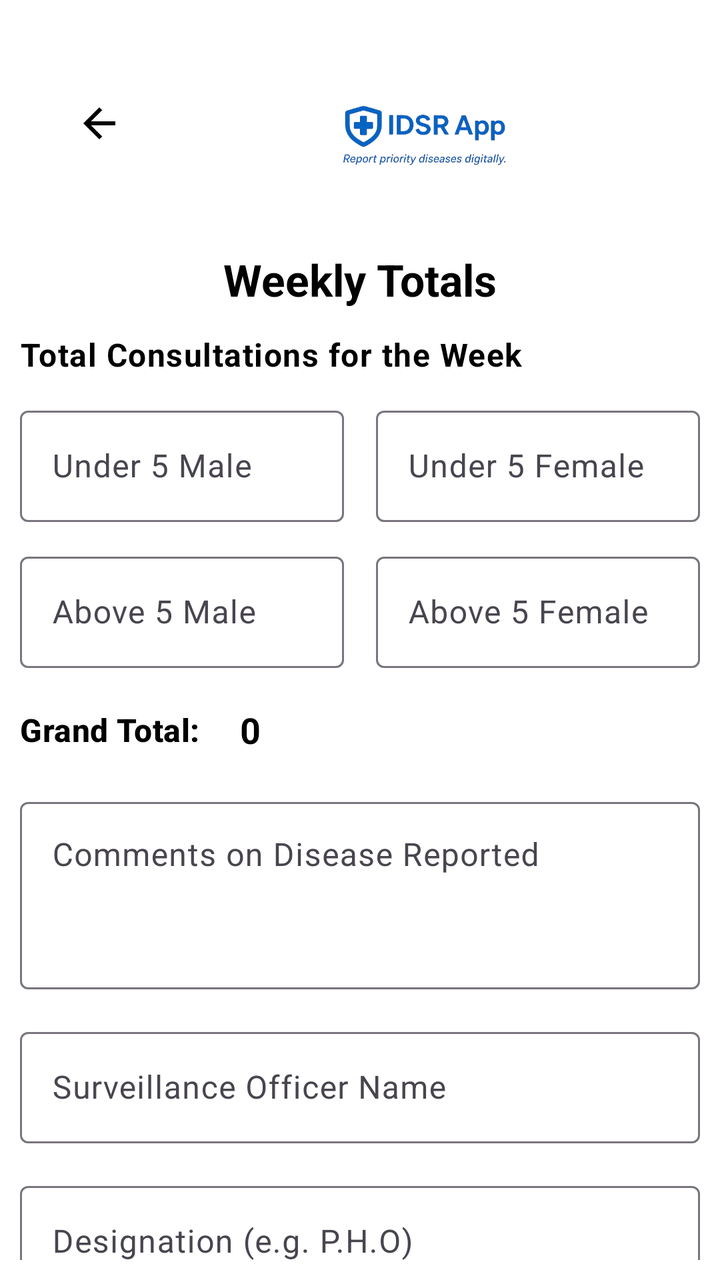
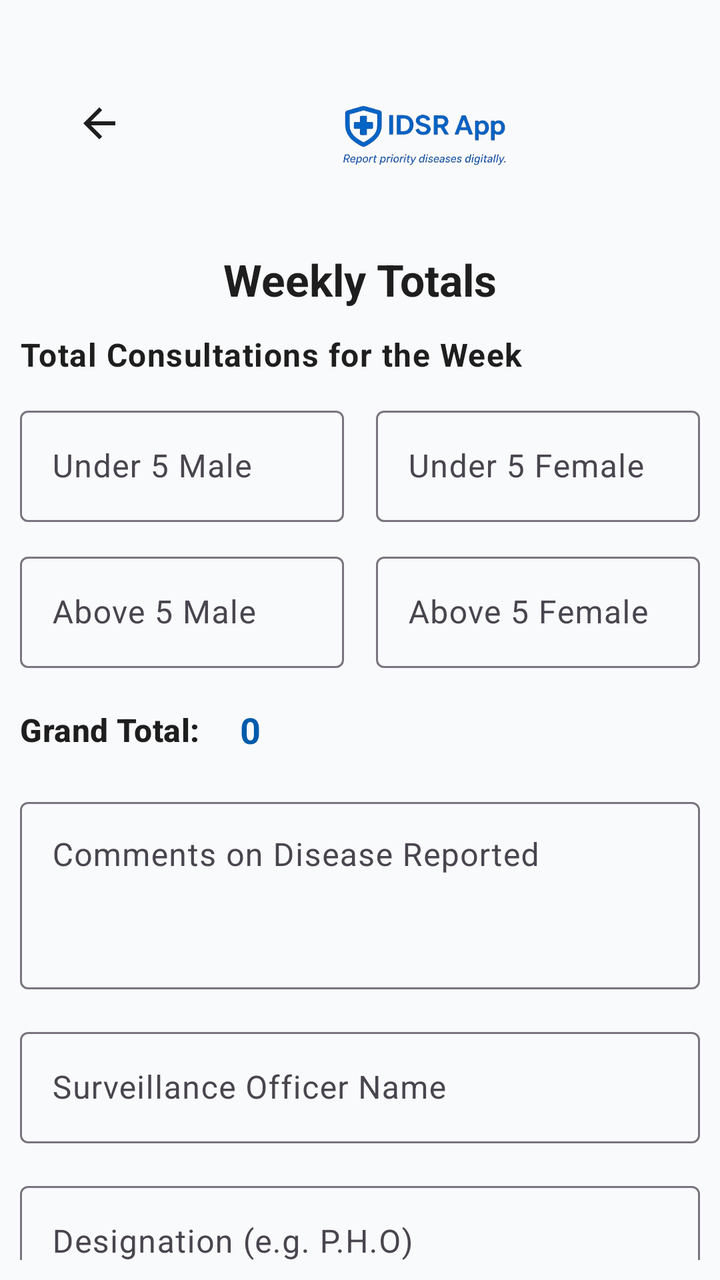

Compare the two renders of this Android layout. The source of the first and the diff that turns it into the second are given below.
<!-- AndroidManifest.xml: application theme Theme.IDSR -->
<!-- res/layout/activity_surveillance3.xml -->
<?xml version="1.0" encoding="utf-8"?>
<androidx.constraintlayout.widget.ConstraintLayout xmlns:android="http://schemas.android.com/apk/res/android"
    xmlns:tools="http://schemas.android.com/tools"
    xmlns:app="http://schemas.android.com/apk/res-auto"
    android:id="@+id/weeklyTotal"
    android:layout_width="match_parent"
    android:layout_height="match_parent"
    android:padding="10dp"
    android:layout_margin="8dp"
    android:background="@color/white"
    tools:context=".activities.SurveillanceActivity3">


    <androidx.appcompat.widget.AppCompatImageButton
        android:id="@+id/btnBackSur3"
        android:layout_width="47dp"
        android:layout_height="71dp"
        android:layout_margin="16dp"
        android:background="?attr/selectableItemBackgroundBorderless"
        android:contentDescription="Back"
        android:src="@drawable/back_btn"
        android:tint="@color/black"
        app:layout_constraintStart_toStartOf="parent"
        app:layout_constraintTop_toTopOf="parent" />


    <androidx.appcompat.widget.AppCompatImageView
        android:id="@+id/imgLogo"
        android:layout_width="140dp"
        android:layout_height="100dp"
        android:scaleType="fitCenter"
        android:src="@drawable/splash11"
        app:layout_constraintStart_toEndOf="@id/btnBackSur3"
        app:layout_constraintTop_toTopOf="parent"
        app:layout_constraintEnd_toEndOf="parent"
        android:layout_marginTop="10dp" />


    <TextView
        android:id="@+id/tvSectionTitle"
        style="@style/TextAppearance.Material3.TitleLarge"
        android:layout_width="wrap_content"
        android:layout_height="wrap_content"
        android:layout_marginTop="5dp"
        android:gravity="center"
        android:text="Weekly Totals"
        android:textColor="@color/black"
        android:textStyle="bold"
        app:layout_constraintEnd_toEndOf="parent"
        app:layout_constraintStart_toStartOf="parent"
        app:layout_constraintTop_toBottomOf="@id/imgLogo" />

    <TextView
        android:id="@+id/tvTotalsLabel"
        style="@style/TextAppearance.Material3.BodyLarge"
        android:layout_width="wrap_content"
        android:layout_height="wrap_content"
        android:text="Total Consultations for the Week"
        android:textStyle="bold"
        android:textColor="@color/black"
        app:layout_constraintTop_toBottomOf="@id/tvSectionTitle"
        app:layout_constraintStart_toStartOf="parent"
        android:layout_marginTop="12dp"/>


    <com.google.android.material.textfield.TextInputLayout
        android:id="@+id/tilU5Male"
        style="@style/Widget.Material3.TextInputLayout.OutlinedBox"
        android:layout_width="0dp"
        android:layout_height="wrap_content"
        android:hint="Under 5 Male"
        app:layout_constraintTop_toBottomOf="@id/tvTotalsLabel"
        app:layout_constraintStart_toStartOf="parent"
        app:layout_constraintEnd_toStartOf="@id/tilU5Female"
        android:layout_marginTop="12dp"
        android:layout_marginEnd="8dp">

        <com.google.android.material.textfield.TextInputEditText
            android:id="@+id/etU5Male"
            android:layout_width="match_parent"
            android:layout_height="wrap_content"
            android:inputType="number" />
    </com.google.android.material.textfield.TextInputLayout>


    <com.google.android.material.textfield.TextInputLayout
        android:id="@+id/tilU5Female"
        style="@style/Widget.Material3.TextInputLayout.OutlinedBox"
        android:layout_width="0dp"
        android:layout_height="wrap_content"
        android:hint="Under 5 Female"
        app:layout_constraintBaseline_toBaselineOf="@id/tilU5Male"
        app:layout_constraintStart_toEndOf="@id/tilU5Male"
        app:layout_constraintEnd_toEndOf="parent"
        android:layout_marginStart="8dp">

        <com.google.android.material.textfield.TextInputEditText
            android:id="@+id/etU5Female"
            android:layout_width="match_parent"
            android:layout_height="wrap_content"
            android:inputType="number" />
    </com.google.android.material.textfield.TextInputLayout>


    <com.google.android.material.textfield.TextInputLayout
        android:id="@+id/tilA5Male"
        style="@style/Widget.Material3.TextInputLayout.OutlinedBox"
        android:layout_width="0dp"
        android:layout_height="wrap_content"
        android:hint="Above 5 Male"
        app:layout_constraintTop_toBottomOf="@id/tilU5Male"
        app:layout_constraintStart_toStartOf="parent"
        app:layout_constraintEnd_toStartOf="@id/tilA5Female"
        android:layout_marginTop="12dp"
        android:layout_marginEnd="8dp">

        <com.google.android.material.textfield.TextInputEditText
            android:id="@+id/etA5Male"
            android:layout_width="match_parent"
            android:layout_height="wrap_content"
            android:inputType="number" />
    </com.google.android.material.textfield.TextInputLayout>


    <com.google.android.material.textfield.TextInputLayout
        android:id="@+id/tilA5Female"
        style="@style/Widget.Material3.TextInputLayout.OutlinedBox"
        android:layout_width="0dp"
        android:layout_height="wrap_content"
        android:hint="Above 5 Female"
        app:layout_constraintBaseline_toBaselineOf="@id/tilA5Male"
        app:layout_constraintStart_toEndOf="@id/tilA5Male"
        app:layout_constraintEnd_toEndOf="parent"
        android:layout_marginStart="8dp">

        <com.google.android.material.textfield.TextInputEditText
            android:id="@+id/etA5Female"
            android:layout_width="match_parent"
            android:layout_height="wrap_content"
            android:inputType="number" />
    </com.google.android.material.textfield.TextInputLayout>


    <TextView
        android:id="@+id/tvGrandTotalLabel"
        style="@style/TextAppearance.Material3.TitleMedium"
        android:layout_width="wrap_content"
        android:layout_height="wrap_content"
        android:text="Grand Total:"
        android:textStyle="bold"
        android:textColor="@color/black"
        app:layout_constraintTop_toBottomOf="@id/tilA5Male"
        app:layout_constraintStart_toStartOf="parent"
        android:layout_marginTop="20dp" />

    <TextView
        android:id="@+id/tvGrandTotal"
        android:layout_width="wrap_content"
        android:layout_height="wrap_content"
        android:text="0"
        android:textSize="18sp"
        android:textStyle="bold"
        android:textColor="@color/black"
        android:padding="8dp"
        app:layout_constraintTop_toTopOf="@id/tvGrandTotalLabel"
        app:layout_constraintBottom_toBottomOf="@id/tvGrandTotalLabel"
        app:layout_constraintStart_toEndOf="@id/tvGrandTotalLabel"
        android:layout_marginStart="12dp" />

    <com.google.android.material.textfield.TextInputLayout
        android:id="@+id/tilComments"
        style="@style/Widget.Material3.TextInputLayout.OutlinedBox"
        android:layout_width="0dp"
        android:layout_height="wrap_content"
        android:hint="Comments on Disease Reported"
        app:layout_constraintTop_toBottomOf="@id/tvGrandTotalLabel"
        app:layout_constraintStart_toStartOf="parent"
        app:layout_constraintEnd_toEndOf="parent"
        android:layout_marginTop="20dp">

        <com.google.android.material.textfield.TextInputEditText
            android:id="@+id/etComments"
            android:layout_width="match_parent"
            android:layout_height="wrap_content"
            android:inputType="textMultiLine|text"
            android:minLines="3"

            android:gravity="top"/>
    </com.google.android.material.textfield.TextInputLayout>


    <com.google.android.material.textfield.TextInputLayout
        android:id="@+id/tilOfficerName"
        style="@style/Widget.Material3.TextInputLayout.OutlinedBox"
        android:layout_width="0dp"
        android:layout_height="wrap_content"
        android:hint="Surveillance Officer Name"
        app:layout_constraintTop_toBottomOf="@id/tilComments"
        app:layout_constraintStart_toStartOf="parent"
        app:layout_constraintEnd_toEndOf="parent"
        android:layout_marginTop="16dp">

        <com.google.android.material.textfield.TextInputEditText
            android:id="@+id/etOfficerName"
            android:layout_width="match_parent"
            android:layout_height="wrap_content"
            android:inputType="textPersonName"/>
    </com.google.android.material.textfield.TextInputLayout>


    <com.google.android.material.textfield.TextInputLayout
        android:id="@+id/tilDesignation"
        style="@style/Widget.Material3.TextInputLayout.OutlinedBox"
        android:layout_width="0dp"
        android:layout_height="wrap_content"
        android:hint="Designation (e.g. P.H.O)"
        app:layout_constraintTop_toBottomOf="@id/tilOfficerName"
        app:layout_constraintStart_toStartOf="parent"
        app:layout_constraintEnd_toEndOf="parent"
        android:layout_marginTop="16dp">

        <com.google.android.material.textfield.TextInputEditText
            android:id="@+id/etDesignation"
            android:layout_width="match_parent"
            android:layout_height="wrap_content"
            android:inputType="text"/>
    </com.google.android.material.textfield.TextInputLayout>


    <com.google.android.material.button.MaterialButton
        android:id="@+id/btnSubmit"
        android:layout_width="0dp"
        android:layout_height="wrap_content"
        android:layout_marginTop="20dp"
        android:text="Submit Report"
        android:backgroundTint="@android:color/holo_blue_dark"
        app:cornerRadius="12dp"
        app:iconGravity="textStart"
        app:iconTint="@android:color/white"
        android:textAllCaps="false"
        app:layout_constraintTop_toBottomOf="@id/tilDesignation"
        app:layout_constraintStart_toStartOf="parent"
        app:layout_constraintEnd_toEndOf="parent"/>

</androidx.constraintlayout.widget.ConstraintLayout>
<!-- resources referenced by this layout -->
<resources>
  <!-- drawable back_btn (drawable) -->
  <vector xmlns:android="http://schemas.android.com/apk/res/android"
      android:width="24dp"
      android:height="24dp"
      android:viewportWidth="960"
      android:viewportHeight="960"
      android:tint="?attr/colorControlNormal"
      android:autoMirrored="true">
    <path
        android:fillColor="@android:color/white"
        android:pathData="M313,520L537,744L480,800L160,480L480,160L537,216L313,440L800,440L800,520L313,520Z"/>
  </vector>
  <!-- drawable splash11: png bitmap (drawable, 74529 bytes) -->
  <style name="Theme.IDSR" parent="Theme.Material3.DayNight.NoActionBar">
  
  
          <item name="colorPrimary">#1A73E8</item>
          <item name="colorOnPrimary">#FFFFFF</item>
          <item name="colorPrimaryContainer">#D2E3FC</item>
  
  
          <item name="android:colorBackground">#F5F7FA</item>
  
  
          <item name="colorSurface">#FFFFFF</item>
          <item name="colorSurfaceVariant">#F5F7FA</item>
  
  
          <item name="colorOnSurface">#1E1E1E</item>
  
  
          <item name="textInputStyle">
              @style/Widget.Material3.TextInputLayout.OutlinedBox
          </item>
  
  
          <item name="android:statusBarColor">@android:color/transparent</item>
          <item name="android:windowLightStatusBar">true</item>
  
      </style>
</resources>

<!-- the commit's change to res/layout/activity_surveillance3.xml (unified diff, before → after) -->
@@ -7,7 +7,7 @@
     android:layout_height="match_parent"
     android:padding="10dp"
     android:layout_margin="8dp"
-    android:background="@color/white"
+    android:background="?attr/android:colorBackground"
     tools:context=".activities.SurveillanceActivity3">
 
 
@@ -19,7 +19,7 @@
         android:background="?attr/selectableItemBackgroundBorderless"
         android:contentDescription="Back"
         android:src="@drawable/back_btn"
-        android:tint="@color/black"
+        app:tint="?attr/colorOnSurface"
         app:layout_constraintStart_toStartOf="parent"
         app:layout_constraintTop_toTopOf="parent" />
 
@@ -30,6 +30,7 @@
         android:layout_height="100dp"
         android:scaleType="fitCenter"
         android:src="@drawable/splash11"
+        android:contentDescription="App logo"
         app:layout_constraintStart_toEndOf="@id/btnBackSur3"
         app:layout_constraintTop_toTopOf="parent"
         app:layout_constraintEnd_toEndOf="parent"
@@ -44,11 +45,12 @@
         android:layout_marginTop="5dp"
         android:gravity="center"
         android:text="Weekly Totals"
-        android:textColor="@color/black"
+        android:textColor="?attr/colorOnSurface"
         android:textStyle="bold"
         app:layout_constraintEnd_toEndOf="parent"
         app:layout_constraintStart_toStartOf="parent"
         app:layout_constraintTop_toBottomOf="@id/imgLogo" />
+
 
     <TextView
         android:id="@+id/tvTotalsLabel"
@@ -57,7 +59,7 @@
         android:layout_height="wrap_content"
         android:text="Total Consultations for the Week"
         android:textStyle="bold"
-        android:textColor="@color/black"
+        android:textColor="?attr/colorOnSurface"
         app:layout_constraintTop_toBottomOf="@id/tvSectionTitle"
         app:layout_constraintStart_toStartOf="parent"
         android:layout_marginTop="12dp"/>
@@ -79,7 +81,8 @@
             android:id="@+id/etU5Male"
             android:layout_width="match_parent"
             android:layout_height="wrap_content"
-            android:inputType="number" />
+            android:inputType="number"
+            android:textColor="?attr/colorOnSurface" />
     </com.google.android.material.textfield.TextInputLayout>
 
 
@@ -98,7 +101,8 @@
             android:id="@+id/etU5Female"
             android:layout_width="match_parent"
             android:layout_height="wrap_content"
-            android:inputType="number" />
+            android:inputType="number"
+            android:textColor="?attr/colorOnSurface" />
     </com.google.android.material.textfield.TextInputLayout>
 
 
@@ -118,7 +122,8 @@
             android:id="@+id/etA5Male"
             android:layout_width="match_parent"
             android:layout_height="wrap_content"
-            android:inputType="number" />
+            android:inputType="number"
+            android:textColor="?attr/colorOnSurface" />
     </com.google.android.material.textfield.TextInputLayout>
 
 
@@ -137,7 +142,8 @@
             android:id="@+id/etA5Female"
             android:layout_width="match_parent"
             android:layout_height="wrap_content"
-            android:inputType="number" />
+            android:inputType="number"
+            android:textColor="?attr/colorOnSurface" />
     </com.google.android.material.textfield.TextInputLayout>
 
 
@@ -148,10 +154,11 @@
         android:layout_height="wrap_content"
         android:text="Grand Total:"
         android:textStyle="bold"
-        android:textColor="@color/black"
+        android:textColor="?attr/colorOnSurface"
         app:layout_constraintTop_toBottomOf="@id/tilA5Male"
         app:layout_constraintStart_toStartOf="parent"
         android:layout_marginTop="20dp" />
+
 
     <TextView
         android:id="@+id/tvGrandTotal"
@@ -160,13 +167,14 @@
         android:text="0"
         android:textSize="18sp"
         android:textStyle="bold"
-        android:textColor="@color/black"
+        android:textColor="?attr/colorPrimary"
         android:padding="8dp"
         app:layout_constraintTop_toTopOf="@id/tvGrandTotalLabel"
         app:layout_constraintBottom_toBottomOf="@id/tvGrandTotalLabel"
         app:layout_constraintStart_toEndOf="@id/tvGrandTotalLabel"
         android:layout_marginStart="12dp" />
 
+
     <com.google.android.material.textfield.TextInputLayout
         android:id="@+id/tilComments"
         style="@style/Widget.Material3.TextInputLayout.OutlinedBox"
@@ -184,7 +192,7 @@
             android:layout_height="wrap_content"
             android:inputType="textMultiLine|text"
             android:minLines="3"
-
+            android:textColor="?attr/colorOnSurface"
             android:gravity="top"/>
     </com.google.android.material.textfield.TextInputLayout>
 
@@ -204,7 +212,8 @@
             android:id="@+id/etOfficerName"
             android:layout_width="match_parent"
             android:layout_height="wrap_content"
-            android:inputType="textPersonName"/>
+            android:inputType="textPersonName"
+            android:textColor="?attr/colorOnSurface"/>
     </com.google.android.material.textfield.TextInputLayout>
 
 
@@ -223,7 +232,8 @@
             android:id="@+id/etDesignation"
             android:layout_width="match_parent"
             android:layout_height="wrap_content"
-            android:inputType="text"/>
+            android:inputType="text"
+            android:textColor="?attr/colorOnSurface"/>
     </com.google.android.material.textfield.TextInputLayout>
 
 
@@ -233,11 +243,10 @@
         android:layout_height="wrap_content"
         android:layout_marginTop="20dp"
         android:text="Submit Report"
-        android:backgroundTint="@android:color/holo_blue_dark"
         app:cornerRadius="12dp"
         app:iconGravity="textStart"
-        app:iconTint="@android:color/white"
         android:textAllCaps="false"
+        android:paddingVertical="14dp"
         app:layout_constraintTop_toBottomOf="@id/tilDesignation"
         app:layout_constraintStart_toStartOf="parent"
         app:layout_constraintEnd_toEndOf="parent"/>
<!-- resource entries referenced after the edit -->
@@ -16,29 +16,37 @@
   <style name="Theme.IDSR" parent="Theme.Material3.DayNight.NoActionBar">
   
   
-          <item name="colorPrimary">#1A73E8</item>
-          <item name="colorOnPrimary">#FFFFFF</item>
+          <item name="colorPrimary">@color/idsr_primary</item>
+          <item name="colorOnPrimary">@color/idsr_on_primary</item>
           <item name="colorPrimaryContainer">#D2E3FC</item>
   
   
-          <item name="android:colorBackground">#F5F7FA</item>
+          <item name="android:colorBackground">@color/idsr_background</item>
   
   
-          <item name="colorSurface">#FFFFFF</item>
-          <item name="colorSurfaceVariant">#F5F7FA</item>
+          <item name="colorSurface">@color/idsr_surface</item>
+          <item name="colorSurfaceVariant">@color/idsr_background</item>
   
   
-          <item name="colorOnSurface">#1E1E1E</item>
+          <item name="colorOnSurface">@color/idsr_on_surface</item>
+  
+          <item name="android:textColor">@color/idsr_on_surface</item>
+          <item name="android:textColorPrimary">@color/idsr_on_surface</item>
+          <item name="android:textColorSecondary">@color/idsr_gray</item>
   
   
-          <item name="textInputStyle">
-              @style/Widget.Material3.TextInputLayout.OutlinedBox
-          </item>
+          <item name="textInputStyle">@style/Widget.Material3.TextInputLayout.OutlinedBox</item>
   
   
           <item name="android:statusBarColor">@android:color/transparent</item>
           <item name="android:windowLightStatusBar">true</item>
   
       </style>
+  <color name="idsr_primary">#005BAC</color>
+  <color name="idsr_on_primary">#FFFFFF</color>
+  <color name="idsr_background">#F9FAFB</color>
+  <color name="idsr_surface">#FFFFFF</color>
+  <color name="idsr_on_surface">#1E1E1E</color>
+  <color name="idsr_gray">#555555</color>
 </resources>
 
